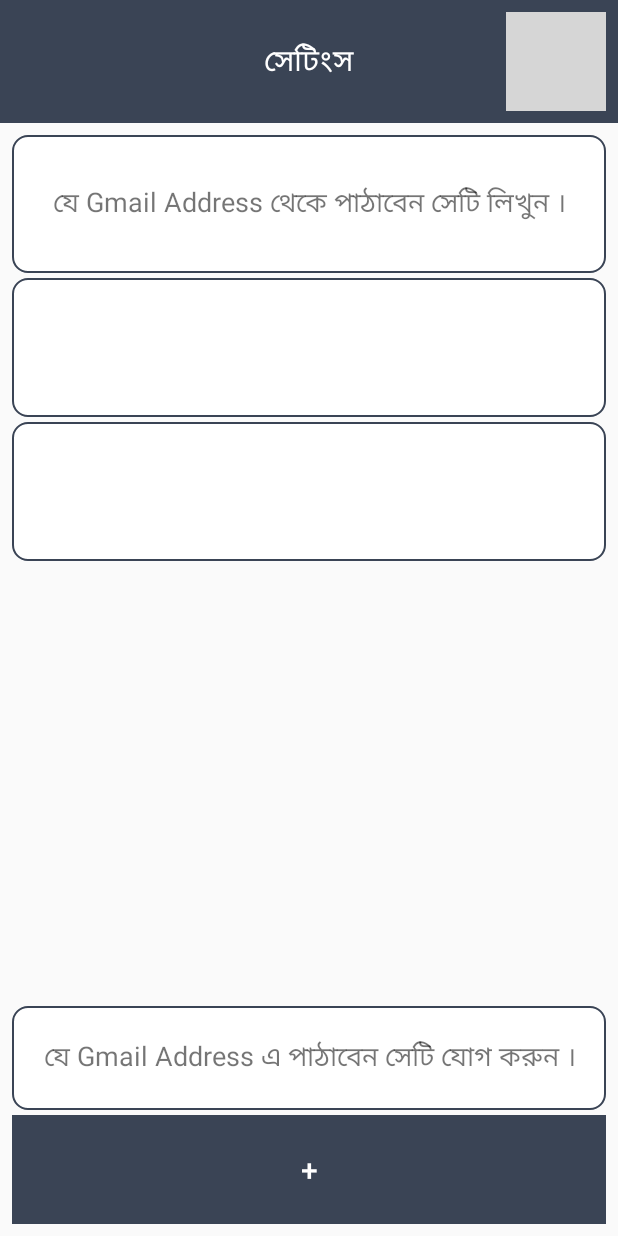
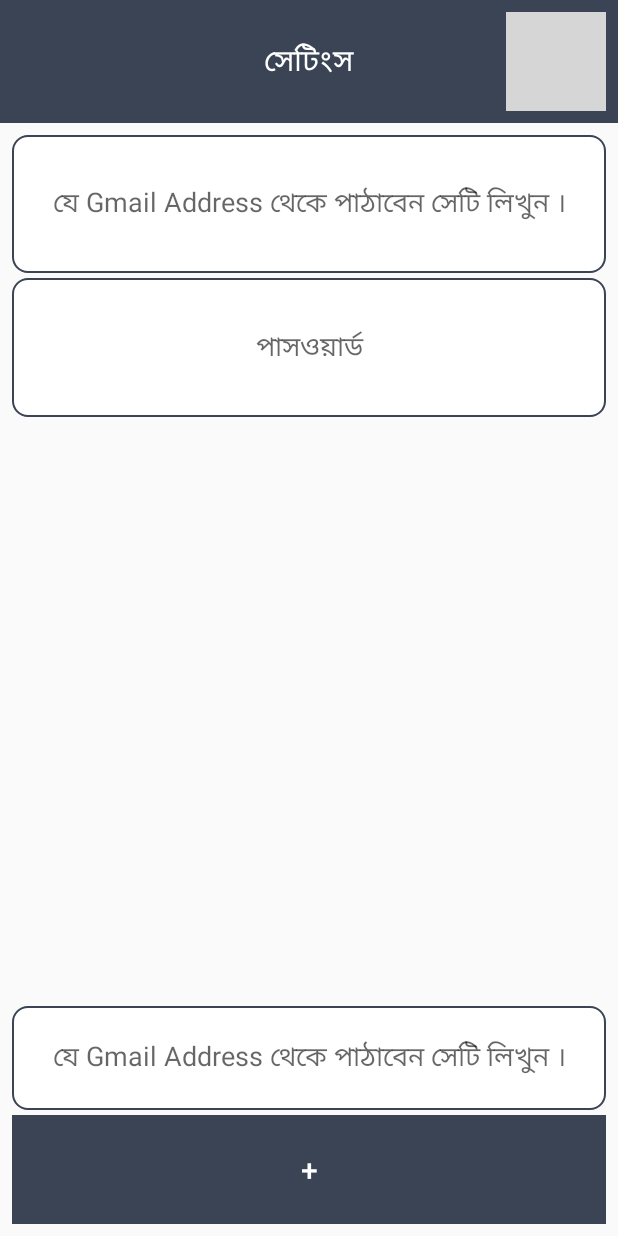
Before and after one commit to jihanislam007/Office-Reportings, an Android app: the SettingsActivity screen opened directly, with no data from a screen before it, on a phone screen of 412 x 824 dp. Run offline under Robolectric (Android 15) with nearby library versions, the phone set to English and light mode, and no system bars; grey boxes are pictures that could not be loaded.

Commit message:
Setting page updated .

```diff
--- a/app/src/main/java/md/mazharul/islam/jihan/reportings/Activity/SettingsActivity.java
+++ b/app/src/main/java/md/mazharul/islam/jihan/reportings/Activity/SettingsActivity.java
@@ -4,6 +4,7 @@ import android.support.v7.app.AppCompatActivity;
 import android.os.Bundle;
 import android.widget.Button;
 import android.widget.EditText;
+import android.widget.ImageView;
 import android.widget.ListView;
 
 import md.mazharul.islam.jihan.reportings.R;
@@ -11,20 +12,24 @@ import md.mazharul.islam.jihan.reportings.R;
 public class SettingsActivity extends AppCompatActivity {
 
 EditText SenderEmailAddress,
-    SenderEmailPassword;
+    SenderEmailPassword,
+    ReciverEmailAddress;
 ListView SettingListView;
 Button AddReciverMail;
+ImageView LessSecureImageView;
 
     @Override
     protected void onCreate(Bundle savedInstanceState) {
         super.onCreate(savedInstanceState);
         setContentView(R.layout.activity_settings);
 
-        SenderEmailAddress = (EditText) findViewById(R.id.EmailAddressEditText);
+        SenderEmailAddress = (EditText) findViewById(R.id.SenderEmailAddressEditText);
         SenderEmailPassword = (EditText) findViewById(R.id.EmailPasswordEditText);
+        ReciverEmailAddress = (EditText) findViewById(R.id.ReciverEmailAddressEditText);
 
         SettingListView = (ListView) findViewById(R.id.SettingListView);
         AddReciverMail = (Button) findViewById(R.id.EmailAddButton);
+        LessSecureImageView = (ImageView) findViewById(R.id.LessSecureImageView);
 
 
     }
--- a/app/src/main/res/layout/activity_settings.xml
+++ b/app/src/main/res/layout/activity_settings.xml
@@ -43,6 +43,7 @@
             android:padding="8dp">
 
             <ImageView
+                android:id="@+id/LessSecureImageView"
                 android:layout_width="match_parent"
                 android:layout_height="match_parent"
                 android:src="@drawable/gmail"/>
@@ -83,27 +84,13 @@
                         android:layout_weight="1"
                         android:paddingBottom="3dp">
 
-                        <TextView
+                        <EditText
+                            android:id="@+id/SenderEmailAddressEditText"
                             android:layout_width="match_parent"
                             android:layout_height="match_parent"
-                            android:text="যে Gmail Address থেকে পাঠাবেন সেটি লিখুন ।"
+                            android:background="@drawable/ractangular_border"
                             android:gravity="center"
-                            android:textSize="18sp"
-                            android:background="@drawable/ractangular_border"/>
-
-                    </LinearLayout>
-
-                    <LinearLayout
-                        android:layout_width="match_parent"
-                        android:layout_height="0dp"
-                        android:layout_weight="1"
-                        android:paddingBottom="3dp">
-
-                        <EditText
-                            android:id="@+id/EmailAddressEditText"
-                            android:layout_width="match_parent"
-                            android:layout_height="match_parent"
-                            android:background="@drawable/ractangular_border" />
+                            android:hint="যে Gmail Address থেকে পাঠাবেন সেটি লিখুন ।"/>
 
                     </LinearLayout>
 
@@ -118,7 +105,9 @@
                             android:layout_width="match_parent"
                             android:layout_height="match_parent"
                             android:background="@drawable/ractangular_border"
-                            android:inputType="textPassword"/>
+                            android:inputType="textPassword"
+                            android:hint="পাসওয়ার্ড"
+                            android:gravity="center"/>
 
                     </LinearLayout>
 
@@ -152,13 +141,14 @@
                 android:layout_weight="1"
                 android:paddingBottom="3dp">
 
-                <TextView
+                <EditText
+                    android:id="@+id/ReciverEmailAddressEditText"
                     android:layout_width="match_parent"
                     android:layout_height="match_parent"
-                    android:text="যে Gmail Address এ পাঠাবেন সেটি যোগ করুন ।"
+                    android:background="@drawable/ractangular_border"
                     android:gravity="center"
-                    android:textSize="18sp"
-                    android:background="@drawable/ractangular_border"                    />
+                    android:hint="যে Gmail Address থেকে পাঠাবেন সেটি লিখুন ।"/>
+                />
 
             </LinearLayout>
 
```
